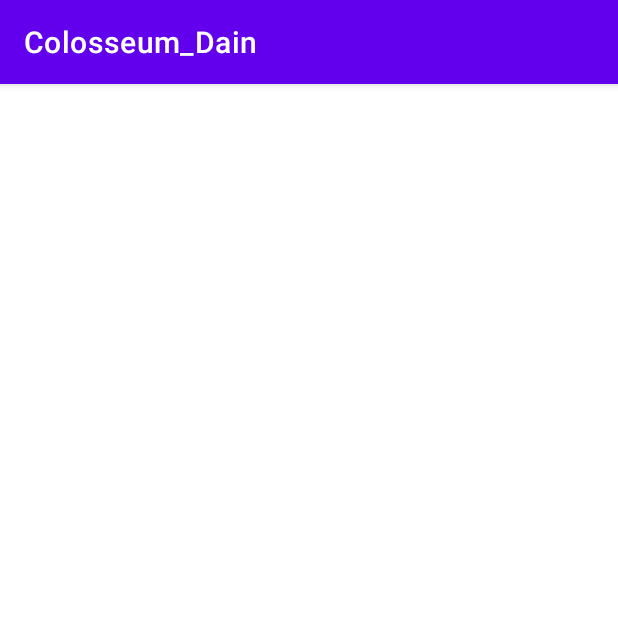
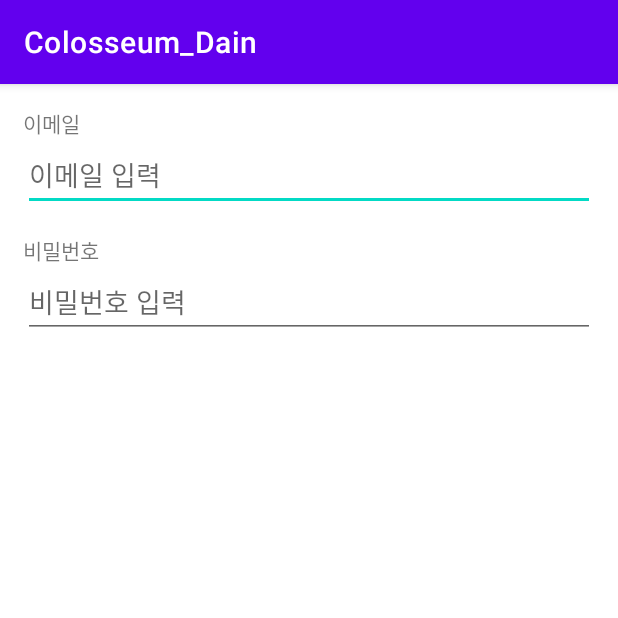
Before and after one commit to cdi122/Colosseum_Dain, an Android app: the screen it shows after launch (MainActivity), on a phone screen of 412 x 824 dp, the top half of it. Run offline under Robolectric (Android 15) with nearby library versions, the phone set to English and light mode, and no system bars.

Commit message:
Serverutil 클래스 추가

```diff
--- a/app/src/main/java/com/example/colosseum_dain/utils/ServerUtil.kt
+++ b/app/src/main/java/com/example/colosseum_dain/utils/ServerUtil.kt
@@ -2,5 +2,12 @@ package com.example.colosseum_dain.utils
 
 class ServerUtil {
 
+    companion object {
+        val BASE_URL = "http://54.180.52.26"
+
+        fun postRequestLogin() {}
+
+    }
+
 
 }
--- a/app/src/main/res/layout/activity_main.xml
+++ b/app/src/main/res/layout/activity_main.xml
@@ -5,7 +5,30 @@
     android:layout_width="match_parent"
     android:layout_height="match_parent"
     android:orientation="vertical"
+    android:padding="15dp"
     tools:context=".MainActivity">
 
+    <TextView
+        android:layout_width="wrap_content"
+        android:layout_height="wrap_content"
+        android:text="이메일"/>
+
+    <EditText
+        android:layout_width="match_parent"
+        android:layout_height="wrap_content"
+        android:hint="이메일 입력"
+        android:inputType="textEmailAddress"/>
+
+    <TextView
+        android:layout_width="wrap_content"
+        android:layout_height="wrap_content"
+        android:text="비밀번호"
+        android:layout_marginTop="15dp"/>
+
+    <EditText
+        android:layout_width="match_parent"
+        android:layout_height="wrap_content"
+        android:hint="비밀번호 입력"
+        android:inputType="textPassword"/>
 
 </LinearLayout>
```
